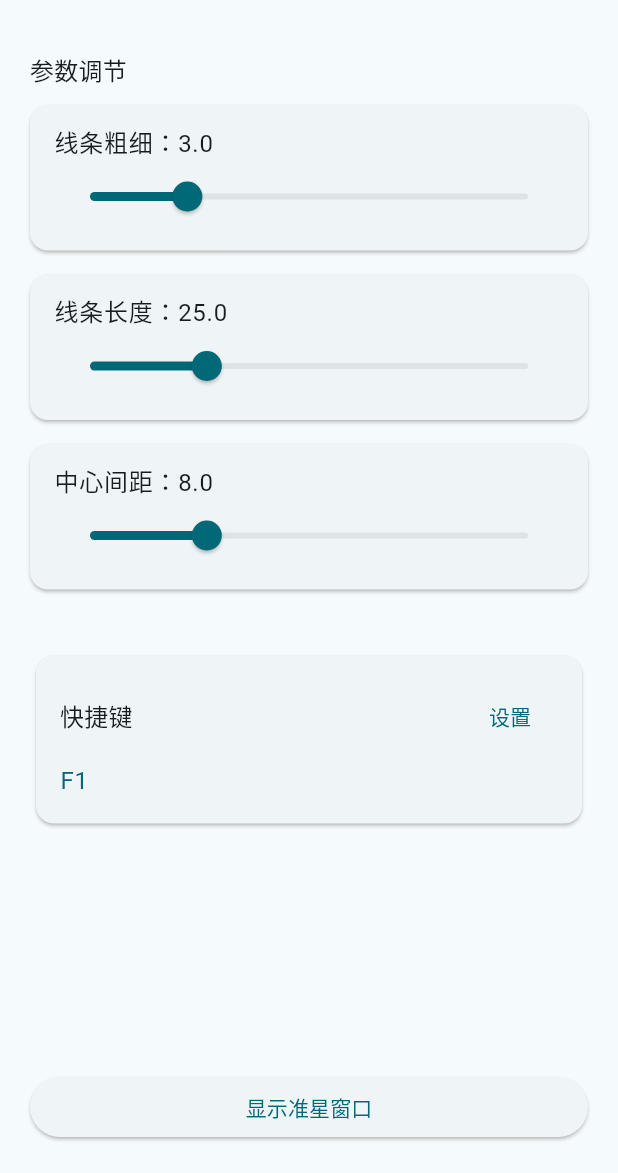
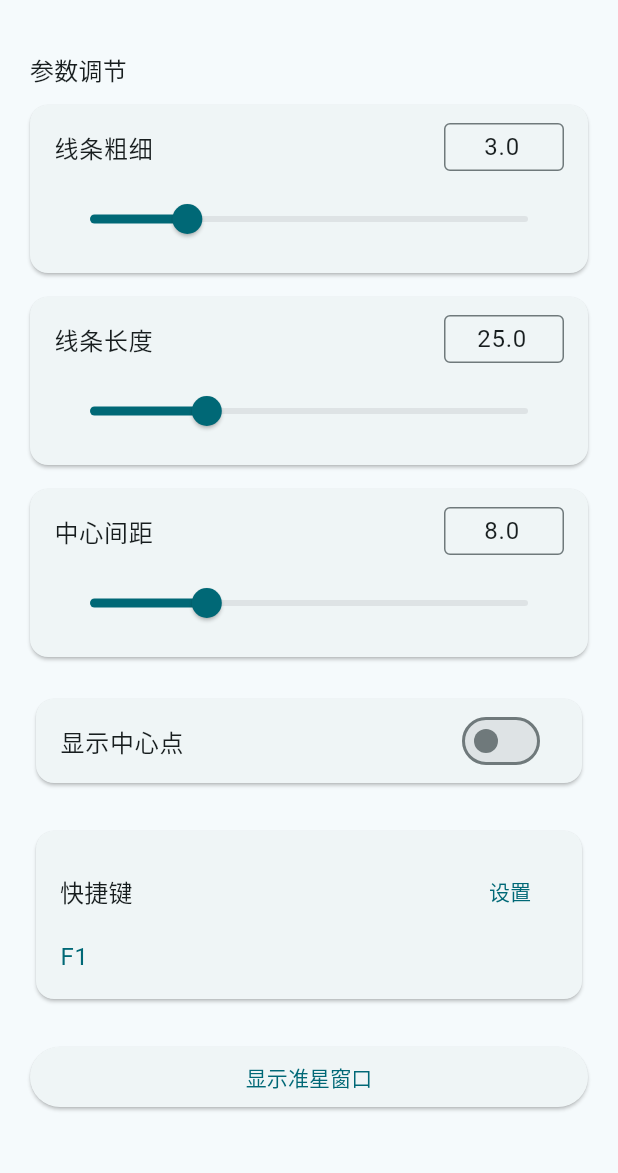
Before and after one commit to LiggMax/foresight, a Flutter app: the screen it shows after launch, after a tap on "显示准星窗口", on a phone screen of 412 x 824 dp, the part 63-1236 px from its top. Run offline on Flutter 3.47's test engine with Material 3 defaults, Android fonts, the light colour scheme and no system bars; our stand-ins replace hive_flutter; missing offline and left inert: dart:ffi; accounts and stored records are empty.

Commit message:
feat(crosshair): 添加准星中心点显示功能
- 在C++侧新增g_showCenter全局变量控制中心点显示
- 实现中心点绘制逻辑，支持圆形点样式
- 新增crosshair_update_full函数用于更新完整参数
- 在Dart侧添加updateFull方法并导出对应FFI接口
- 在设置界面增加"显示中心点"开关控件
- 支持中心点配置的持久化存储与加载
- 优化参数调整UI，添加数值输入框与滑块联动
- 修复窗口创建后参数未同步的问题
- 更新窗口定义文件导出新函数接口
- 完善文档注释说明新增功能接口用途

```diff
--- a/lib/crosshair_window.dart
+++ b/lib/crosshair_window.dart
@@ -12,11 +12,16 @@ typedef CrosshairUpdateNative = ffi.Void Function(
     ffi.Double, ffi.Double, ffi.Double);
 typedef CrosshairUpdate = void Function(double, double, double);
 
+typedef CrosshairUpdateFullNative = ffi.Void Function(
+    ffi.Double, ffi.Double, ffi.Double, ffi.Int32);
+typedef CrosshairUpdateFull = void Function(double, double, double, int);
+
 class CrosshairWindow {
   static ffi.DynamicLibrary? _dylib;
   static CrosshairShow? _showFunc;
   static CrosshairHide? _hideFunc;
   static CrosshairUpdate? _updateFunc;
+  static CrosshairUpdateFull? _updateFullFunc;
 
   static void _ensureLoaded() {
     if (_dylib != null) return;
@@ -38,6 +43,9 @@ class CrosshairWindow {
     _updateFunc = _dylib!
         .lookup<ffi.NativeFunction<CrosshairUpdateNative>>('crosshair_update')
         .asFunction<CrosshairUpdate>();
+    _updateFullFunc = _dylib!
+        .lookup<ffi.NativeFunction<CrosshairUpdateFullNative>>('crosshair_update_full')
+        .asFunction<CrosshairUpdateFull>();
   }
 
   static void show(double stroke, double length, double gap) {
@@ -54,4 +62,9 @@ class CrosshairWindow {
     _ensureLoaded();
     _updateFunc!(stroke, length, gap);
   }
+
+  static void updateFull(double stroke, double length, double gap, bool showCenter) {
+    _ensureLoaded();
+    _updateFullFunc!(stroke, length, gap, showCenter ? 1 : 0);
+  }
 }
--- a/lib/menu.dart
+++ b/lib/menu.dart
@@ -16,12 +16,14 @@ class _ControlPanelPageState extends State<ControlPanelPage> {
   static const String _strokeKey = 'stroke';
   static const String _lengthKey = 'length';
   static const String _gapKey = 'gap';
+  static const String _showCenterKey = 'showCenter';
   static const String _hotkeyModifiersKey = 'hotkeyModifiers';
   static const String _hotkeyVkKey = 'hotkeyVk';
 
   double stroke = 3;
   double length = 25;
   double gap = 8;
+  bool showCenter = false;
 
   bool isCrosshairVisible = false;
   bool _hiveLoaded = false;
@@ -43,19 +45,25 @@ class _ControlPanelPageState extends State<ControlPanelPage> {
         final strokeValue = _settingsBox!.get(_strokeKey, defaultValue: 3.0);
         final lengthValue = _settingsBox!.get(_lengthKey, defaultValue: 25.0);
         final gapValue = _settingsBox!.get(_gapKey, defaultValue: 8.0);
+        final showCenterValue = _settingsBox!.get(_showCenterKey, defaultValue: false);
         final modifiersValue = _settingsBox!.get(_hotkeyModifiersKey, defaultValue: 0);
         final vkValue = _settingsBox!.get(_hotkeyVkKey, defaultValue: KeyboardHook.VK_F1);
 
         stroke = (strokeValue is double) ? strokeValue : 3.0;
         length = (lengthValue is double) ? lengthValue : 25.0;
         gap = (gapValue is double) ? gapValue : 8.0;
+        showCenter = (showCenterValue is bool) ? showCenterValue : false;
         _hotkeyModifiers = (modifiersValue is int) ? modifiersValue : 0;
         _hotkeyVk = (vkValue is int) ? vkValue : KeyboardHook.VK_F1;
         _hiveLoaded = true;
       });
 
+      // 同步参数到 C++ 侧，确保快捷键使用持久化的参数
+      CrosshairWindow.updateFull(stroke, length, gap, showCenter);
+
       if (isCrosshairVisible) {
-        CrosshairWindow.update(stroke, length, gap);
+        // 如果窗口已显示，需要刷新显示
+        CrosshairWindow.updateFull(stroke, length, gap, showCenter);
       }
 
       _registerHotkey();
@@ -74,6 +82,7 @@ class _ControlPanelPageState extends State<ControlPanelPage> {
       await _settingsBox!.put(_strokeKey, stroke);
       await _settingsBox!.put(_lengthKey, length);
       await _settingsBox!.put(_gapKey, gap);
+      await _settingsBox!.put(_showCenterKey, showCenter);
     } catch (e) {
       // 保存失败时静默处理
     }
@@ -109,8 +118,7 @@ class _ControlPanelPageState extends State<ControlPanelPage> {
       appBar: AppBar(
         title: const Text("准星控制面板"),
       ),
-      body:
-      Padding(
+      body: SingleChildScrollView(
         padding: const EdgeInsets.all(20),
         child: Column(
           crossAxisAlignment: CrossAxisAlignment.start,
@@ -129,7 +137,7 @@ class _ControlPanelPageState extends State<ControlPanelPage> {
               onChanged: _hiveLoaded
                   ? (v) {
                       setState(() => stroke = v);
-                      CrosshairWindow.update(stroke, length, gap);
+                      CrosshairWindow.updateFull(stroke, length, gap, showCenter);
                       _saveSettings();
                     }
                   : null,
@@ -143,7 +151,7 @@ class _ControlPanelPageState extends State<ControlPanelPage> {
               onChanged: _hiveLoaded
                   ? (v) {
                       setState(() => length = v);
-                      CrosshairWindow.update(stroke, length, gap);
+                      CrosshairWindow.updateFull(stroke, length, gap, showCenter);
                       _saveSettings();
                     }
                   : null,
@@ -157,10 +165,26 @@ class _ControlPanelPageState extends State<ControlPanelPage> {
               onChanged: _hiveLoaded
                   ? (v) {
                       setState(() => gap = v);
-                      CrosshairWindow.update(stroke, length, gap);
+                      CrosshairWindow.updateFull(stroke, length, gap, showCenter);
                       _saveSettings();
                     }
                   : null,
+            ),
+            const SizedBox(height: 8),
+            Card(
+              child: SwitchListTile(
+                title: const Text("显示中心点"),
+                value: showCenter,
+                onChanged: _hiveLoaded
+                    ? (value) {
+                        setState(() {
+                          showCenter = value;
+                          CrosshairWindow.updateFull(stroke, length, gap, showCenter);
+                          _saveSettings();
+                        });
+                      }
+                    : null,
+              ),
             ),
             const SizedBox(height: 24),
             Card(
@@ -193,7 +217,7 @@ class _ControlPanelPageState extends State<ControlPanelPage> {
                 ),
               ),
             ),
-            const Spacer(),
+            const SizedBox(height: 24),
             SizedBox(
               width: double.infinity,
               child: ElevatedButton(
@@ -214,6 +238,8 @@ class _ControlPanelPageState extends State<ControlPanelPage> {
       CrosshairWindow.hide();
     } else {
       CrosshairWindow.show(stroke, length, gap);
+      // Update with center dot setting after showing
+      CrosshairWindow.updateFull(stroke, length, gap, showCenter);
     }
     setState(() => isCrosshairVisible = !isCrosshairVisible);
   }
@@ -244,6 +270,10 @@ class _ControlPanelPageState extends State<ControlPanelPage> {
         required double max,
         ValueChanged<double>? onChanged,
       }) {
+    final textController = TextEditingController(
+      text: value.toStringAsFixed(1),
+    );
+
     return Card(
       margin: const EdgeInsets.only(bottom: 16),
       child: Padding(
@@ -251,15 +281,65 @@ class _ControlPanelPageState extends State<ControlPanelPage> {
         child: Column(
           crossAxisAlignment: CrossAxisAlignment.start,
           children: [
-            Text(
-              "$label：${value.toStringAsFixed(1)}",
-              style: Theme.of(context).textTheme.bodyLarge,
+            Row(
+              mainAxisAlignment: MainAxisAlignment.spaceBetween,
+              children: [
+                Text(
+                  label,
+                  style: Theme.of(context).textTheme.bodyLarge,
+                ),
+                SizedBox(
+                  width: 80,
+                  child: TextField(
+                    controller: textController,
+                    enabled: onChanged != null,
+                    keyboardType: const TextInputType.numberWithOptions(decimal: true),
+                    textAlign: TextAlign.center,
+                    decoration: InputDecoration(
+                      isDense: true,
+                      contentPadding: const EdgeInsets.symmetric(horizontal: 8, vertical: 4),
+                      border: OutlineInputBorder(
+                        borderRadius: BorderRadius.circular(4),
+                      ),
+                    ),
+                    onSubmitted: (text) {
+                      if (onChanged != null) {
+                        final newValue = double.tryParse(text);
+                        if (newValue != null) {
+                          final clampedValue = newValue.clamp(min, max);
+                          textController.text = clampedValue.toStringAsFixed(1);
+                          onChanged(clampedValue);
+                        } else {
+                          textController.text = value.toStringAsFixed(1);
+                        }
+                      }
+                    },
+                    onEditingComplete: () {
+                      if (onChanged != null) {
+                        final newValue = double.tryParse(textController.text);
+                        if (newValue != null) {
+                          final clampedValue = newValue.clamp(min, max);
+                          textController.text = clampedValue.toStringAsFixed(1);
+                          onChanged(clampedValue);
+                        } else {
+                          textController.text = value.toStringAsFixed(1);
+                        }
+                      }
+                    },
+                  ),
+                ),
+              ],
             ),
+            const SizedBox(height: 8),
             Slider(
               value: value,
               min: min,
               max: max,
               onChanged: onChanged,
+              onChangeEnd: (newValue) {
+                // Update text field when slider ends
+                textController.text = newValue.toStringAsFixed(1);
+              },
             ),
           ],
         ),
```
Also changed, not shown: 3 other files.
